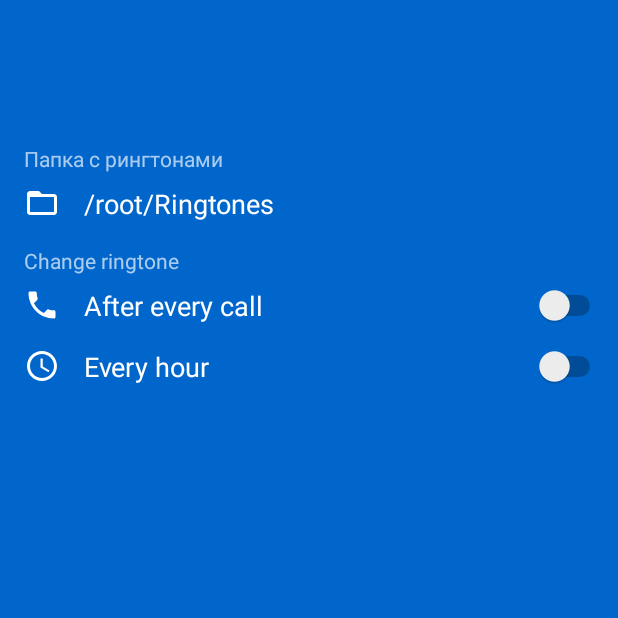
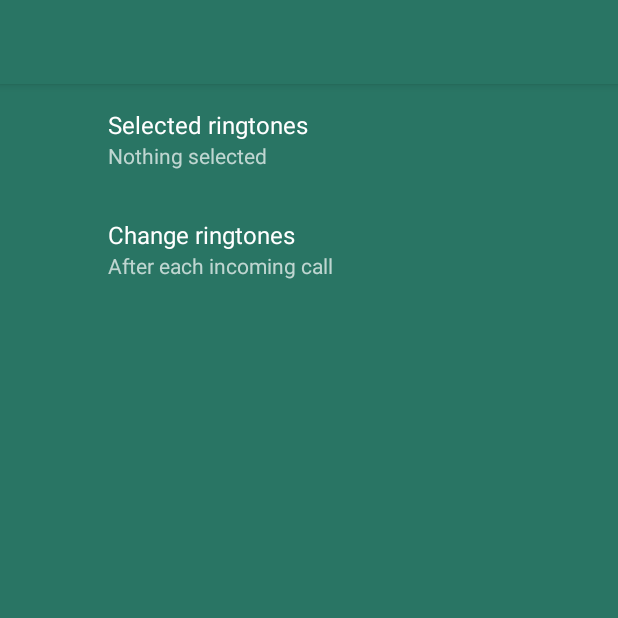
Before and after one commit to kifio/ringtones-manager, an Android app: the screen it shows after launch (MainActivity), on a phone screen of 412 x 824 dp, the top half of it. Run offline under Robolectric (Android 15) with nearby library versions, the phone set to English and light mode, and no system bars; our stand-ins replace androidx.preference.

Commit message:
Начал переводить все на PreferencesScreen

```diff
--- a/build.gradle
+++ b/build.gradle
@@ -42,8 +42,8 @@ android {
 }
 
 dependencies {
+    compile 'com.android.support:preference-v7:26.0.1'
+    compile 'com.android.support:preference-v14:26.0.1'
     compile 'com.android.support:appcompat-v7:26.0.1'
-    compile 'com.android.support.constraint:constraint-layout:1.0.2'
     compile "org.jetbrains.kotlin:kotlin-stdlib-jre7:$kotlin_version"
-
 }
--- /dev/null
+++ b/src/main/java/kifio/ringtones/ChangeRingtonePreferencesFragment.kt
@@ -0,0 +1,15 @@
+package kifio.ringtones
+
+import android.os.Bundle
+import android.support.v7.preference.PreferenceFragmentCompat
+
+/**
+ * Created by kifio on 27.08.17.
+ */
+class ChangeRingtonePreferencesFragment : PreferenceFragmentCompat() {
+
+    override fun onCreatePreferences(savedInstanceState: Bundle?, rootKey: String?) {
+        addPreferencesFromResource(R.xml.change_ringtone)
+    }
+
+}
--- a/src/main/java/kifio/ringtones/MainActivity.kt
+++ b/src/main/java/kifio/ringtones/MainActivity.kt
@@ -1,15 +1,26 @@
 package kifio.ringtones
 
+import android.support.v4.app.Fragment
 import android.os.Bundle
 import android.support.v7.app.AppCompatActivity
-
 
 class MainActivity : AppCompatActivity() {
 
     override fun onCreate(savedInstanceState: Bundle?) {
         super.onCreate(savedInstanceState)
         setContentView(R.layout.a_main)
+        pushFragment(MainPreferencesFragment(), null)
     }
 
+    fun pushFragment(f: Fragment, title: CharSequence?) {
+        setTitle(title)
+        supportFragmentManager.beginTransaction()
+                .replace(R.id.container, f)
+                .addToBackStack(f.javaClass.simpleName)
+                .commit()
+    }
 
+    fun popFragmanet() {
+        supportFragmentManager.popBackStack()
+    }
 }
--- /dev/null
+++ b/src/main/java/kifio/ringtones/MainPreferencesFragment.kt
@@ -0,0 +1,24 @@
+package kifio.ringtones
+
+import android.os.Bundle
+import android.support.v7.preference.PreferenceFragmentCompat
+
+class MainPreferencesFragment : PreferenceFragmentCompat(),
+        android.support.v7.preference.Preference.OnPreferenceClickListener {
+
+    override fun onPreferenceClick(p: android.support.v7.preference.Preference?): Boolean {
+        if (p == null) return false
+        val a = activity as MainActivity
+        if (p.key == "how_to_change") {
+            a.pushFragment(ChangeRingtonePreferencesFragment(), p.title)
+        }
+        return true
+    }
+
+    override fun onCreatePreferences(savedInstanceState: Bundle?, rootKey: String?) {
+        addPreferencesFromResource(R.xml.settings)
+        for (i in 0 until preferenceScreen.preferenceCount)
+            preferenceScreen.getPreference(i).onPreferenceClickListener = this
+    }
+
+}
--- /dev/null
+++ b/src/main/res/drawable/ic_audiotrack.xml
@@ -0,0 +1,9 @@
+<vector xmlns:android="http://schemas.android.com/apk/res/android"
+        android:width="24dp"
+        android:height="24dp"
+        android:viewportWidth="24.0"
+        android:viewportHeight="24.0">
+    <path
+        android:fillColor="#FF000000"
+        android:pathData="M12,3v9.28c-0.47,-0.17 -0.97,-0.28 -1.5,-0.28C8.01,12 6,14.01 6,16.5S8.01,21 10.5,21c2.31,0 4.2,-1.75 4.45,-4H15V6h4V3h-7z"/>
+</vector>
--- a/src/main/res/layout/a_main.xml
+++ b/src/main/res/layout/a_main.xml
@@ -1,78 +1,5 @@
 <?xml version="1.0" encoding="utf-8"?>
-<android.support.constraint.ConstraintLayout xmlns:android="http://schemas.android.com/apk/res/android"
-    xmlns:app="http://schemas.android.com/apk/res-auto"
-    xmlns:tools="http://schemas.android.com/tools"
+<FrameLayout xmlns:android="http://schemas.android.com/apk/res/android"
+    android:id="@+id/container"
     android:layout_width="match_parent"
-    android:layout_height="match_parent"
-    android:background="@color/colorPrimary"
-    android:paddingTop="96dp">
-
-    <TextView style="@style/SettingsTextViewSmall"
-        android:id="@+id/pathDescription"
-        android:gravity="start|top"
-        android:text="Папка с рингтонами"
-        android:textColor="@color/colorAccentDark"
-        app:layout_constraintTop_toTopOf="parent" />
-
-    <TextView style="@style/SettingsTextView"
-        android:id="@+id/path"
-        android:drawableLeft="@drawable/ic_directory"
-        android:drawableStart="@drawable/ic_directory"
-        android:gravity="center_vertical"
-        android:text="/root/Ringtones"
-        android:textColor="@color/colorAccent"
-        app:layout_constraintTop_toBottomOf="@+id/pathDescription"/>
-
-    <TextView style="@style/SettingsTextViewSmall"
-        android:id="@+id/scheduleDescription"
-        android:gravity="start|top"
-        android:text="Change ringtone"
-        android:layout_marginTop="8dp"
-        android:textColor="@color/colorAccentDark"
-        app:layout_constraintTop_toBottomOf="@+id/path"/>
-
-    <Switch
-        android:id="@+id/switch1"
-        android:layout_width="wrap_content"
-        android:layout_height="wrap_content"
-        android:layout_margin="8dp"
-        app:layout_constraintBottom_toBottomOf="@+id/textView2"
-        app:layout_constraintEnd_toEndOf="parent"
-        app:layout_constraintTop_toTopOf="@+id/textView2" />
-
-    <TextView style="@style/SettingsTextView"
-        android:id="@+id/textView2"
-        android:text="After every call"
-        android:drawableLeft="@drawable/ic_call"
-        android:drawableStart="@drawable/ic_call"
-        android:gravity="start|center_vertical"
-        app:layout_constraintEnd_toEndOf="parent"
-        app:layout_constraintStart_toStartOf="parent"
-        app:layout_constraintTop_toBottomOf="@+id/scheduleDescription" />
-
-    <Switch
-        android:id="@+id/switch2"
-        android:layout_width="wrap_content"
-        android:layout_height="wrap_content"
-        android:layout_margin="8dp"
-        app:layout_constraintBottom_toBottomOf="@+id/textView3"
-        app:layout_constraintEnd_toEndOf="parent"
-        app:layout_constraintTop_toTopOf="@+id/textView3" />
-
-    <TextView
-        android:id="@+id/textView3"
-        style="@style/SettingsTextView"
-        android:layout_marginEnd="8dp"
-        android:layout_marginRight="8dp"
-        android:drawableLeft="@drawable/ic_schedule"
-        android:drawableStart="@drawable/ic_schedule"
-        android:gravity="start|center_vertical"
-        android:text="Every hour"
-        app:layout_constraintEnd_toStartOf="@+id/switch1"
-        app:layout_constraintHorizontal_bias="0.0"
-        app:layout_constraintStart_toStartOf="parent"
-        app:layout_constraintTop_toBottomOf="@+id/textView2" />
-
-
-
-</android.support.constraint.ConstraintLayout>
+    android:layout_height="match_parent" />
--- a/src/main/res/values/colors.xml
+++ b/src/main/res/values/colors.xml
@@ -1,7 +1,9 @@
 <?xml version="1.0" encoding="utf-8"?>
 <resources>
-    <color name="colorPrimary">#0066CC</color>
-    <color name="colorPrimaryDark">#0055aa</color>
-    <color name="colorAccent">#FFFFFF</color>
-    <color name="colorAccentDark">#AAFFFFFF</color>
+    <color name="colorPrimaryDark">#246859</color>
+    <color name="colorPrimary">#297564</color>
+    <color name="colorAccent">#ec3940</color>
+    <color name="colorPrimaryText">#FFFFFF</color>
+    <color name="colorSecondaryText">#BDBDBD</color>
+    <color name="colorIcons">#FFFFFF</color>
 </resources>
--- a/src/main/res/values/ic_launcher_background.xml
+++ b/src/main/res/values/ic_launcher_background.xml
@@ -1,4 +1,4 @@
 <?xml version="1.0" encoding="utf-8"?>
 <resources>
-  <color name="ic_launcher_background">#0066CC</color>
+  <color name="ic_launcher_background">@color/colorPrimary</color>
 </resources>
--- a/src/main/res/values/strings.xml
+++ b/src/main/res/values/strings.xml
@@ -1,12 +1,15 @@
 <resources>
-    <string name="app_name">Ringtones</string>
+    <string name="app_name">Ringtones Randomizer</string>
 
-    <!-- Strings related to Settings -->
+    <!-- Settings -->
+    <string name="selected_ringtones">Selected ringtones</string>
+    <string name="how_to_change_ringtones">Change ringtones</string>
 
-    <string name="ringtones_directory">Ringtones directory</string>
-    <string name="ringtones_schedule">Schedule settings</string>
-    <string name="enable">Enable</string>
-    <string name="change_ringtone_every">Change ringtone every hour</string>
+    <string name="selected_ringtones_default_value">Nothing selected</string>
+    <string name="how_to_change_ringtones_default_value">After each incoming call</string>
 
+    <!-- How to change rington -->
+    <string name="after_incoming_calls">After incoming calls</string>
+    <string name="by_schedule">By schedule</string>
 
 </resources>
--- a/src/main/res/values/styles.xml
+++ b/src/main/res/values/styles.xml
@@ -1,31 +1,13 @@
 <resources>
 
     <!-- Base application theme. -->
-    <style name="AppTheme" parent="Theme.AppCompat.Light.NoActionBar">
+    <style name="AppTheme" parent="Theme.AppCompat">
         <!-- Customize your theme here. -->
         <item name="colorPrimary">@color/colorPrimary</item>
         <item name="colorPrimaryDark">@color/colorPrimaryDark</item>
         <item name="colorAccent">@color/colorAccent</item>
-    </style>
-
-    <style name="SettingsTextView">
-        <item name="android:layout_width">match_parent</item>
-        <item name="android:layout_height">wrap_content</item>
-        <item name="android:textSize">18sp</item>
-        <item name="android:paddingLeft">@dimen/default_padding</item>
-        <item name="android:paddingRight">@dimen/default_padding</item>
-        <item name="android:paddingTop">@dimen/small_padding</item>
-        <item name="android:paddingBottom">@dimen/small_padding</item>
-        <item name="android:textColor">@color/colorAccent</item>
-        <item name="android:drawablePadding">@dimen/default_padding</item>
-    </style>
-
-    <style name="SettingsTextViewSmall">
-        <item name="android:layout_width">match_parent</item>
-        <item name="android:layout_height">wrap_content</item>
-        <item name="android:textSize">14sp</item>
-        <item name="android:layout_marginLeft">@dimen/default_padding</item>
-        <item name="android:textColor">@color/colorAccent</item>
+        <item name="android:windowBackground">@color/colorPrimary</item>
+        <item name="preferenceTheme">@style/PreferenceThemeOverlay.v14.Material</item>
     </style>
 
 </resources>
--- /dev/null
+++ b/src/main/res/xml/change_ringtone.xml
@@ -0,0 +1,14 @@
+<?xml version="1.0" encoding="utf-8"?>
+<PreferenceScreen xmlns:android="http://schemas.android.com/apk/res/android">
+
+    <CheckBoxPreference android:key="after_incoming_calls"
+        android:title="@string/after_incoming_calls"
+        android:summary="@string/selected_ringtones_default_value"
+        android:defaultValue="@string/selected_ringtones_default_value"/>
+
+    <Preference android:key="by_schedule"
+        android:title="@string/by_schedule"
+        android:summary="@string/selected_ringtones_default_value"
+        android:defaultValue="@string/selected_ringtones_default_value"/>
+
+</PreferenceScreen>
--- /dev/null
+++ b/src/main/res/xml/settings.xml
@@ -0,0 +1,14 @@
+<?xml version="1.0" encoding="utf-8"?>
+<PreferenceScreen xmlns:android="http://schemas.android.com/apk/res/android">
+
+    <Preference android:key="ringtones_list"
+        android:title="@string/selected_ringtones"
+        android:summary="@string/selected_ringtones_default_value"
+        android:defaultValue="@string/selected_ringtones_default_value"/>
+
+    <Preference android:key="how_to_change"
+        android:title="@string/how_to_change_ringtones"
+        android:summary="@string/how_to_change_ringtones_default_value"
+        android:defaultValue="@string/how_to_change_ringtones_default_value"/>
+
+</PreferenceScreen>
```
Also changed, not shown: 4 other files.
